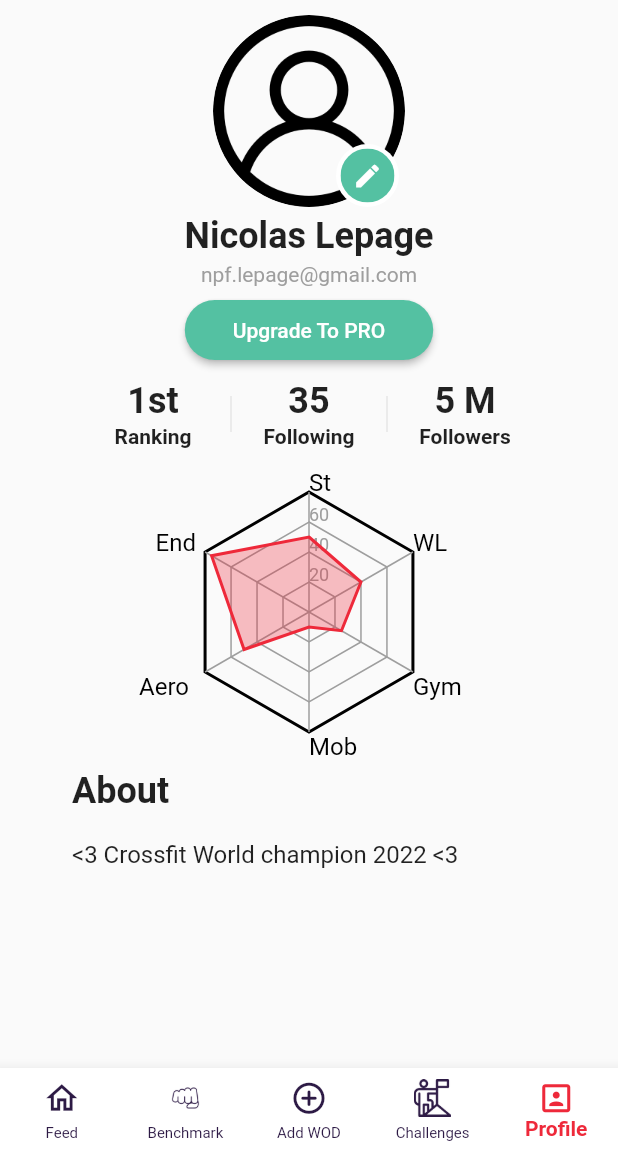
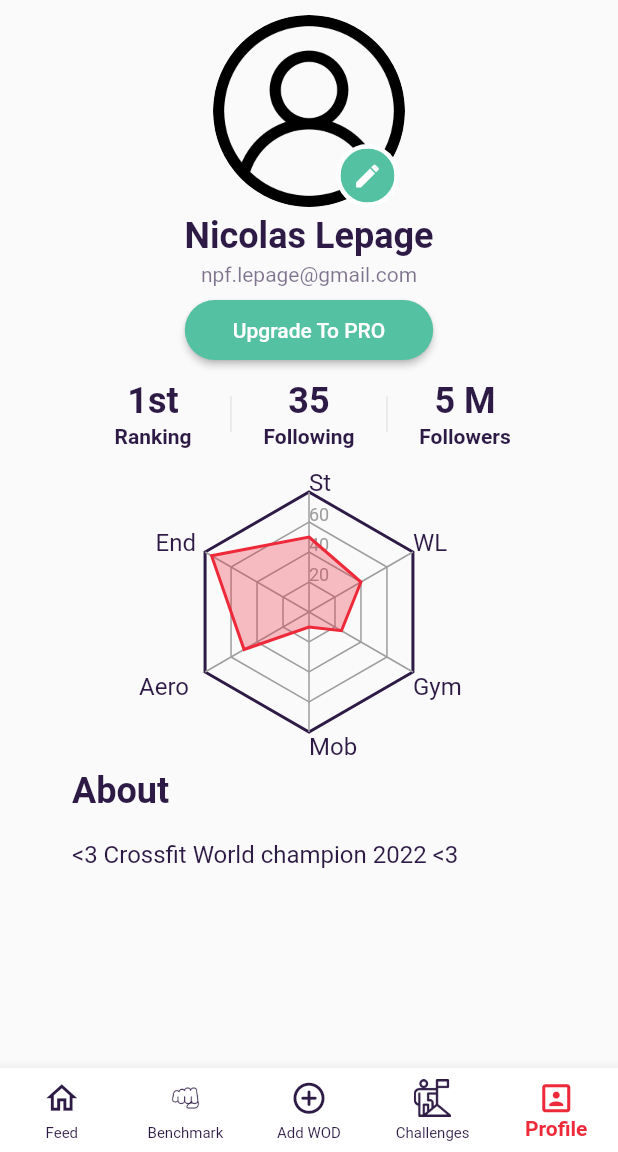
Before and after one commit to nicolaslepage/crossfeed, a Flutter app: the screen it shows after launch, item 5 of the bottom bar chosen, on a phone screen of 412 x 824 dp, the part 84-1236 px from its top. Run offline on Flutter 3.47's test engine with Material 2 defaults, Android fonts, the phone set to English and light mode, and no system bars; our stand-ins replace fl_chart; missing offline and left inert: dart:ffi.

Commit message:
final color scheme changes

```diff
--- a/lib/flutter_radar_chart.dart
+++ b/lib/flutter_radar_chart.dart
@@ -32,8 +32,8 @@ class RadarChart extends StatefulWidget {
     required this.data,
     this.reverseAxis = false,
     this.ticksTextStyle = const TextStyle(color: Colors.grey, fontSize: 12),
-    this.featuresTextStyle = const TextStyle(color: Colors.black, fontSize: 16),
-    this.outlineColor = Colors.black,
+    this.featuresTextStyle = const TextStyle(color: Color(0xFF2D1A45), fontSize: 16),
+    this.outlineColor = const Color(0xFF2D1A45),
     this.axisColor = Colors.grey,
     this.graphColors = defaultGraphColors,
     this.sides = 0,
--- a/lib/page/profile_page.dart
+++ b/lib/page/profile_page.dart
@@ -45,12 +45,12 @@ class _ProfilePageState extends State<ProfilePage> {
         children: [
           Text(
             user.name,
-            style: const TextStyle(fontWeight: FontWeight.bold, fontSize: 24),
+            style: const TextStyle(fontWeight: FontWeight.bold, color: Color(0xFF2D1A45), fontSize: 24),
           ),
           const SizedBox(height: 4),
           Text(
             user.email,
-            style: const TextStyle(color: Colors.grey),
+            style: TextStyle(color: const Color(0xFF2D1A45).withOpacity(0.6)),
           )
         ],
       );
@@ -67,12 +67,12 @@ class _ProfilePageState extends State<ProfilePage> {
           children: [
             const Text(
               'About',
-              style: TextStyle(fontSize: 24, fontWeight: FontWeight.bold),
+              style: TextStyle(fontSize: 24, color: Color(0xFF2D1A45), fontWeight: FontWeight.bold),
             ),
             const SizedBox(height: 16),
             Text(
               user.about,
-              style: const TextStyle(fontSize: 16, height: 1.4),
+              style: const TextStyle(fontSize: 16, color: Color(0xFF2D1A45), height: 1.4),
             ),
           ],
         ),
--- a/lib/widget/numbers_widget.dart
+++ b/lib/widget/numbers_widget.dart
@@ -28,12 +28,12 @@ class NumbersWidget extends StatelessWidget {
           children: <Widget>[
             Text(
               value,
-              style: const TextStyle(fontWeight: FontWeight.bold, fontSize: 24),
+              style: const TextStyle(fontWeight: FontWeight.bold, color: Color(0xFF2D1A45),fontSize: 24),
             ),
             const SizedBox(height: 2),
             Text(
               text,
-              style: const TextStyle(fontWeight: FontWeight.bold),
+              style: const TextStyle(fontWeight: FontWeight.bold, color: Color(0xFF2D1A45),),
             ),
           ],
         ),
```
Also changed, not shown: lib/workout_description_route.dart (+8 -8 lines).
